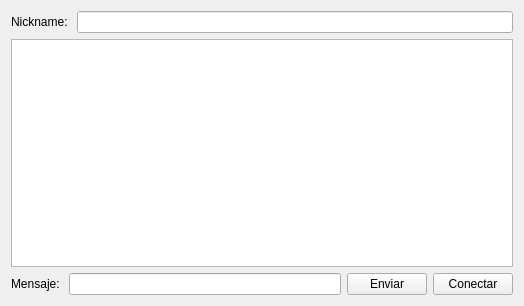
First picture: the form in widget.ui, repository josesolMo/Grafo-Dijkstra_GUI, before the edit.
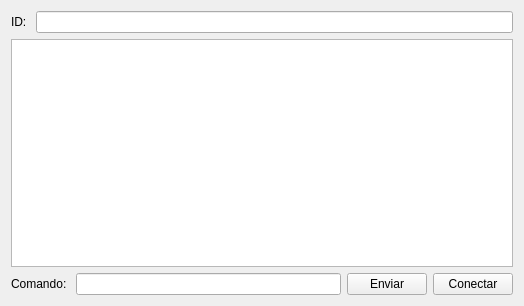
Second picture: the form after the edit.

Commit message: Segunda versión de conexión con server

```diff
--- a/widget.ui
+++ b/widget.ui
@@ -19,7 +19,7 @@
      <item>
       <widget class="QLabel" name="label">
        <property name="text">
-        <string>Nickname: </string>
+        <string>ID: </string>
        </property>
       </widget>
      </item>
@@ -36,7 +36,7 @@
      <item>
       <widget class="QLabel" name="label_2">
        <property name="text">
-        <string>Mensaje: </string>
+        <string>Comando: </string>
        </property>
       </widget>
      </item>
```
The commit also changes 1 other file.
